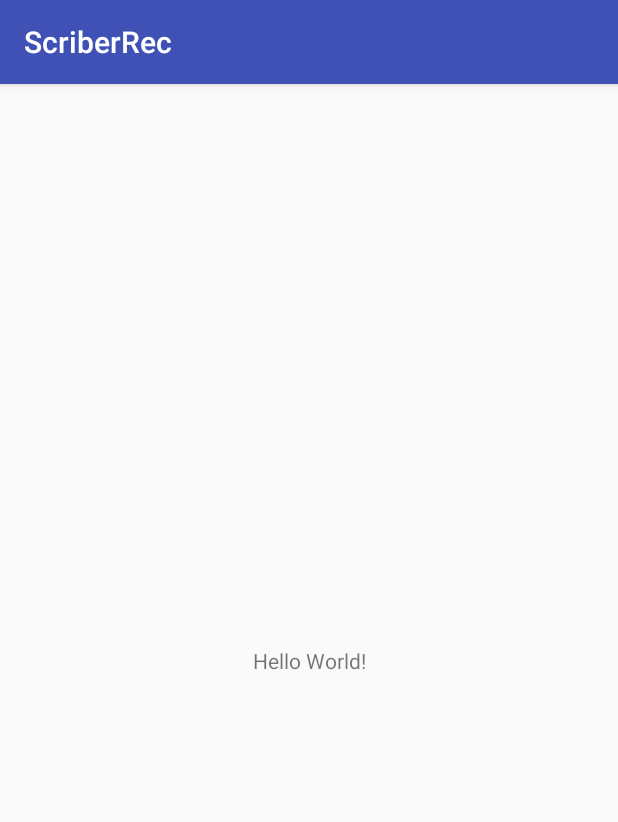
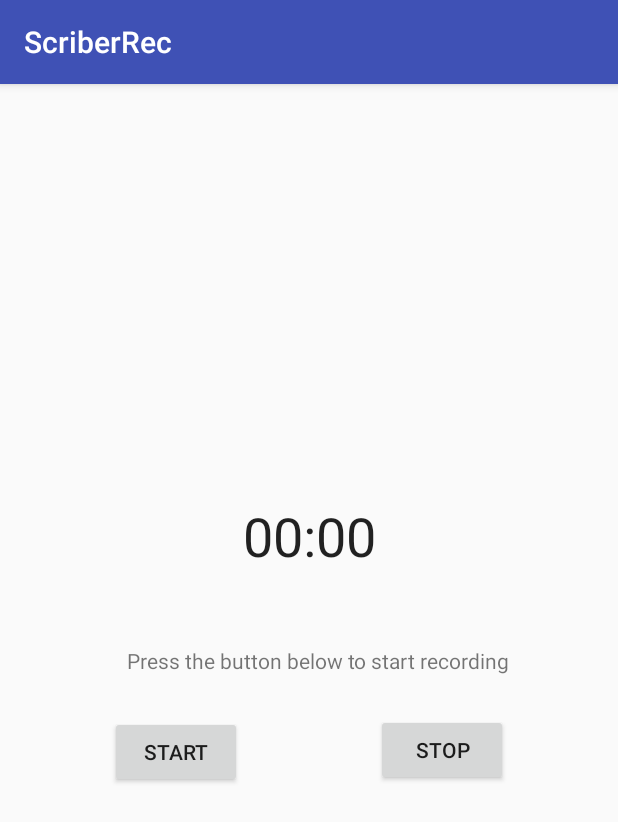
Before and after one commit to TimBent/ScriberRec, an Android app: the screen it shows after launch (MainActivity), on a phone screen of 412 x 824 dp. Shown: the top 822 px of the screen. Run offline under Robolectric (Android 15) with nearby library versions, the light colour scheme and no system bars.

Commit message:
Second commit adding buttons and timer Second commit adding buttons and timer

```diff
--- a/app/src/main/java/com/example/jnrmint/scriberrec/MainActivity.java
+++ b/app/src/main/java/com/example/jnrmint/scriberrec/MainActivity.java
@@ -2,12 +2,59 @@ package com.example.jnrmint.scriberrec;
 
 import android.support.v7.app.AppCompatActivity;
 import android.os.Bundle;
+import android.view.View;
+import android.widget.Button;
+import android.widget.Chronometer;
+import android.widget.TextView;
+
 
 public class MainActivity extends AppCompatActivity {
+    private Button stopButton;
+    private Button startButton;
+    private Chronometer timer;
+    private TextView text;
+    private boolean mstarted = false;
 
     @Override
     protected void onCreate(Bundle savedInstanceState) {
         super.onCreate(savedInstanceState);
         setContentView(R.layout.activity_main);
+        timer = findViewById(R.id.timer);
+        text = findViewById(R.id.recmsg);
+        startButton = findViewById(R.id.btnStart);
+        stopButton = findViewById(R.id.btnStop);
+
+        startButton.setOnClickListener(new View.OnClickListener() {
+
+            @Override
+            public void onClick(View view) {
+                if(!mstarted){
+                    text.setText("Recording has started");
+                    timer.start();
+                    mstarted = true;
+                } else {
+                    text.setText("Recording has started already!");
+                }
+
+            }
+
+        });
+
+        stopButton.setOnClickListener(new View.OnClickListener() {
+            @Override
+            public void onClick(View view) {
+                if(mstarted){
+                    text.setText("Recording has ended");
+                    timer.stop();
+                    mstarted = false;
+                } else {
+                    text.setText("Recording has stopped already!");
+                }
+
+            }
+        });
     }
+
+
+
 }
--- a/app/src/main/res/layout/activity_main.xml
+++ b/app/src/main/res/layout/activity_main.xml
@@ -4,15 +4,48 @@
     xmlns:tools="http://schemas.android.com/tools"
     android:layout_width="match_parent"
     android:layout_height="match_parent"
-    tools:context="com.example.jnrmint.scriberrec.MainActivity">
+    tools:context="com.example.jnrmint.scriberrec.MainActivity"
+    tools:layout_editor_absoluteY="81dp">
 
     <TextView
+        android:id="@+id/recmsg"
         android:layout_width="wrap_content"
         android:layout_height="wrap_content"
-        android:text="Hello World!"
+        android:text="@string/recmsg"
+        android:textAlignment="center"
         app:layout_constraintBottom_toBottomOf="parent"
-        app:layout_constraintLeft_toLeftOf="parent"
-        app:layout_constraintRight_toRightOf="parent"
+        app:layout_constraintEnd_toEndOf="@+id/btnStop"
         app:layout_constraintTop_toTopOf="parent" />
 
+    <Button
+        android:id="@+id/btnStart"
+        android:layout_width="wrap_content"
+        android:layout_height="wrap_content"
+        android:layout_marginEnd="16dp"
+        android:layout_marginTop="27dp"
+        android:text="@string/start"
+        app:layout_constraintEnd_toStartOf="@+id/btnStop"
+        app:layout_constraintStart_toStartOf="parent"
+        app:layout_constraintTop_toBottomOf="@+id/recmsg" />
+
+    <Button
+        android:id="@+id/btnStop"
+        android:layout_width="wrap_content"
+        android:layout_height="wrap_content"
+        android:layout_marginTop="26dp"
+        android:text="@string/stop"
+        app:layout_constraintEnd_toEndOf="parent"
+        app:layout_constraintStart_toEndOf="@+id/btnStart"
+        app:layout_constraintTop_toBottomOf="@+id/recmsg" />
+
+    <Chronometer
+        android:id="@+id/timer"
+        android:layout_width="wrap_content"
+        android:layout_height="wrap_content"
+        android:layout_marginBottom="49dp"
+        android:textSize="36sp"
+        app:layout_constraintBottom_toTopOf="@+id/recmsg"
+        app:layout_constraintEnd_toEndOf="parent"
+        app:layout_constraintStart_toStartOf="parent" />
+
 </android.support.constraint.ConstraintLayout>
--- a/app/src/main/res/values/strings.xml
+++ b/app/src/main/res/values/strings.xml
@@ -1,3 +1,6 @@
 <resources>
     <string name="app_name">ScriberRec</string>
+    <string name="stop">Stop</string>
+    <string name="start">Start</string>
+    <string name="recmsg">Press the button below to start recording</string>
 </resources>
```
